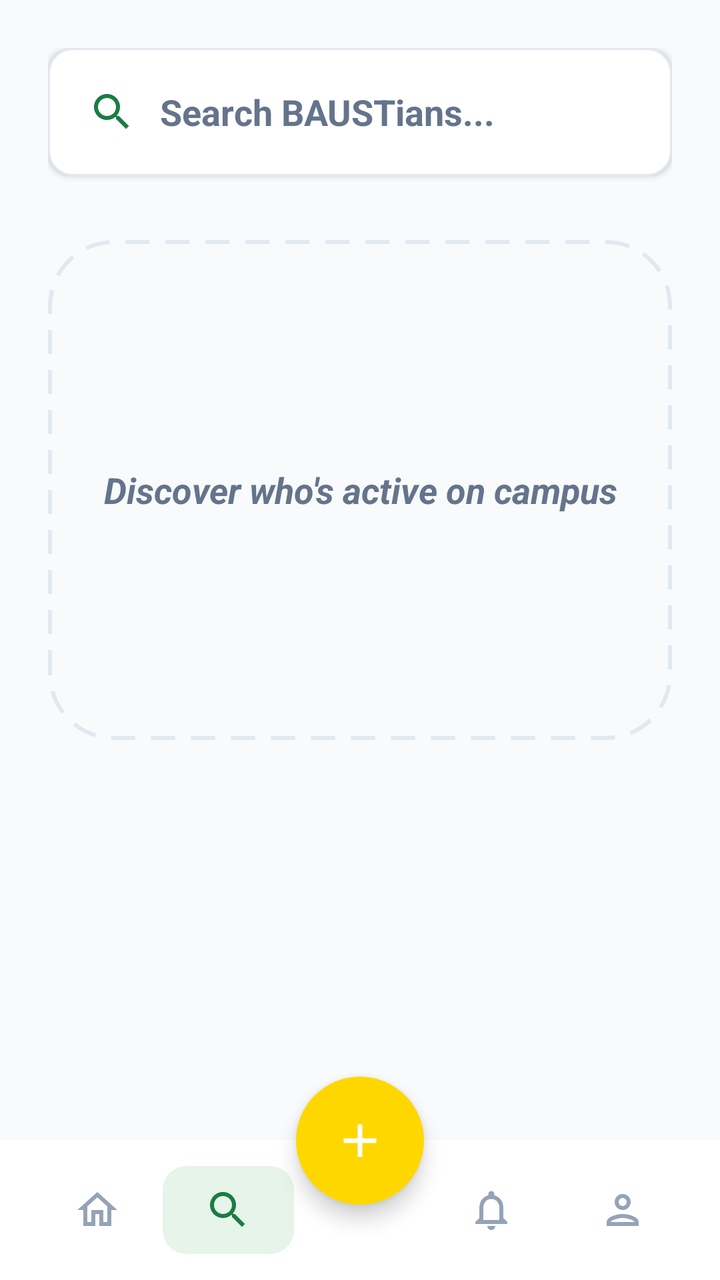
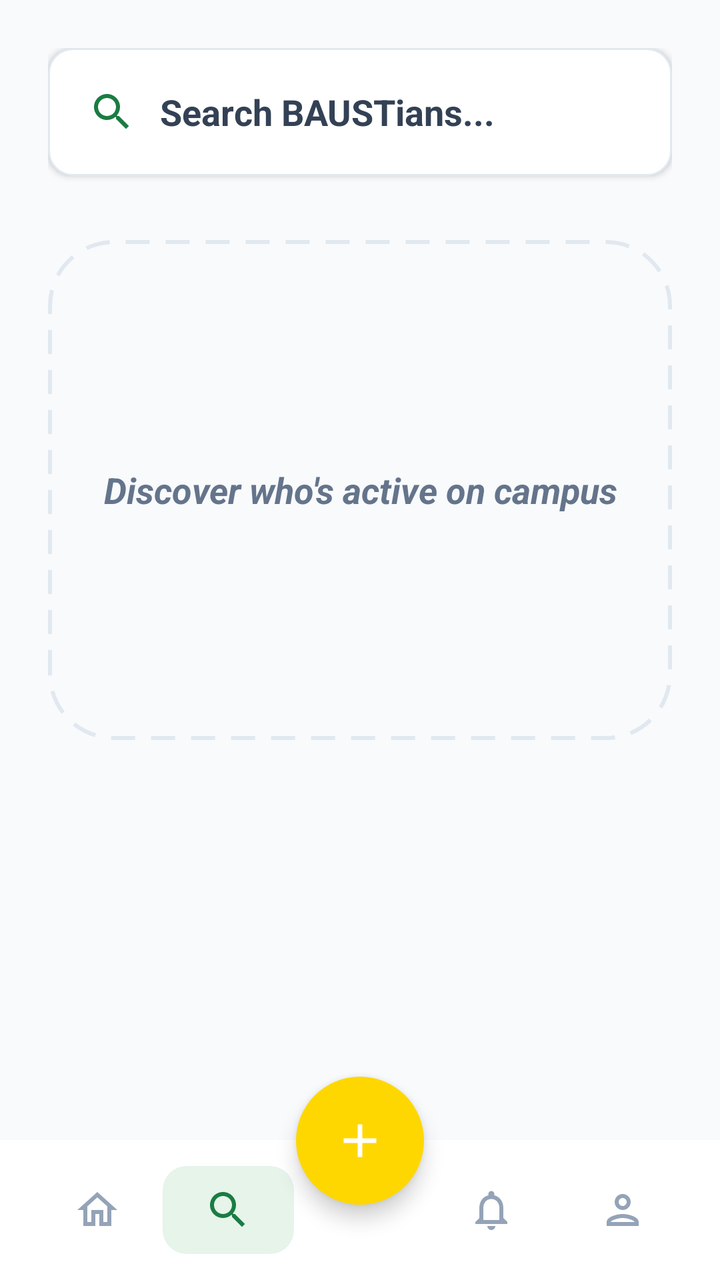

Two renders of the same Android screen: before a commit and after it. Below are the layout's source before the change and the commit's diff.
<!-- AndroidManifest.xml: application theme Theme.BAUSThub -->
<!-- res/layout/activity_search.xml -->
<?xml version="1.0" encoding="utf-8"?>
<androidx.constraintlayout.widget.ConstraintLayout xmlns:android="http://schemas.android.com/apk/res/android"
    xmlns:app="http://schemas.android.com/apk/res-auto"
    android:layout_width="match_parent"
    android:layout_height="match_parent"
    android:background="@color/bg_light"
    android:clipChildren="false"
    android:clipToPadding="false">

    <LinearLayout
        android:id="@+id/searchContainer"
        android:layout_width="match_parent"
        android:layout_height="wrap_content"
        android:orientation="vertical"
        android:padding="24dp"
        app:layout_constraintTop_toTopOf="parent">

        
        <LinearLayout
            android:layout_width="match_parent"
            android:layout_height="64dp"
            android:background="@drawable/google_button_bg"
            android:elevation="2dp"
            android:gravity="center_vertical"
            android:orientation="horizontal"
            android:paddingHorizontal="20dp">

            <ImageView
                android:layout_width="24dp"
                android:layout_height="24dp"
                android:src="@drawable/ic_nav_search"
                app:tint="@color/baust_green" />

            <EditText
                android:id="@+id/etSearch"
                android:layout_width="match_parent"
                android:layout_height="match_parent"
                android:layout_marginStart="12dp"
                android:background="@android:color/transparent"
                android:hint="Search BAUSTians..."
                android:inputType="text"
                android:textColor="@color/text_dark"
                android:textColorHint="@color/text_grey"
                android:textSize="18sp"
                android:textStyle="bold" />
        </LinearLayout>

        
        <FrameLayout
            android:id="@+id/initialState"
            android:layout_width="match_parent"
            android:layout_height="250dp"
            android:layout_marginTop="32dp"
            android:background="@drawable/dashed_border_card"
            android:padding="20dp"
            android:visibility="visible">

            <TextView
                android:layout_width="wrap_content"
                android:layout_height="wrap_content"
                android:layout_gravity="center"
                android:gravity="center"
                android:text="Discover who's active on campus"
                android:textColor="@color/text_grey"
                android:textSize="18sp"
                android:textStyle="bold|italic" />
        </FrameLayout>

        
        <androidx.recyclerview.widget.RecyclerView
            android:id="@+id/rvSearchResults"
            android:layout_width="match_parent"
            android:layout_height="wrap_content"
            android:layout_marginTop="16dp"
            android:visibility="gone" />

    </LinearLayout>

    
    <androidx.constraintlayout.widget.ConstraintLayout
        android:id="@+id/bottomNavContainer"
        android:layout_width="match_parent"
        android:layout_height="90dp"
        android:clipChildren="false"
        android:clipToPadding="false"
        app:layout_constraintBottom_toBottomOf="parent">

        <LinearLayout
            android:id="@+id/bottomNav"
            android:layout_width="match_parent"
            android:layout_height="70dp"
            android:background="@color/white"
            android:gravity="center_vertical"
            android:orientation="horizontal"
            android:paddingHorizontal="16dp"
            app:layout_constraintBottom_toBottomOf="parent">

            <ImageButton
                android:id="@+id/btnNavHome"
                android:layout_width="0dp"
                android:layout_height="match_parent"
                android:layout_weight="1"
                android:background="?attr/selectableItemBackgroundBorderless"
                android:src="@drawable/ic_nav_home"
                app:tint="#94A3B8"
                android:contentDescription="Home" />

            <LinearLayout
                android:layout_width="0dp"
                android:layout_height="wrap_content"
                android:layout_weight="1"
                android:background="@drawable/bg_profile_nav_active"
                android:paddingVertical="10dp"
                android:gravity="center">

                <ImageButton
                    android:id="@+id/btnNavSearch"
                    android:layout_width="24dp"
                    android:layout_height="24dp"
                    android:background="@android:color/transparent"
                    android:src="@drawable/ic_nav_search"
                    app:tint="#1B7C43"
                    android:contentDescription="Search" />
            </LinearLayout>

            <View
                android:layout_width="0dp"
                android:layout_height="match_parent"
                android:layout_weight="1" />

            <ImageButton
                android:id="@+id/btnNavNotifications"
                android:layout_width="0dp"
                android:layout_height="match_parent"
                android:layout_weight="1"
                android:background="?attr/selectableItemBackgroundBorderless"
                android:src="@drawable/ic_nav_notifications"
                app:tint="#94A3B8"
                android:contentDescription="Notifications" />

            <ImageButton
                android:id="@+id/btnNavProfile"
                android:layout_width="0dp"
                android:layout_height="match_parent"
                android:layout_weight="1"
                android:background="?attr/selectableItemBackgroundBorderless"
                android:src="@drawable/ic_nav_profile"
                app:tint="#94A3B8"
                android:contentDescription="Profile" />

        </LinearLayout>

        <ImageButton
            android:id="@+id/btnAdd"
            android:layout_width="64dp"
            android:layout_height="64dp"
            android:background="@drawable/circle_solid_yellow"
            android:elevation="6dp"
            android:padding="18dp"
            android:scaleType="fitCenter"
            android:src="@drawable/ic_nav_add"
            app:layout_constraintBottom_toTopOf="@+id/bottomNav"
            app:layout_constraintEnd_toEndOf="parent"
            app:layout_constraintStart_toStartOf="parent"
            app:layout_constraintTop_toTopOf="@+id/bottomNav"
            app:tint="@color/white"
            android:contentDescription="Add" />

    </androidx.constraintlayout.widget.ConstraintLayout>

</androidx.constraintlayout.widget.ConstraintLayout>
<!-- resources referenced by this layout -->
<resources>
  <color name="baust_green">#1B7C43</color>
  <color name="bg_light">#F8FAFC</color>
  <color name="text_dark">#1E293B</color>
  <color name="text_grey">#64748B</color>
  <color name="white">#FFFFFFFF</color>
  <!-- drawable bg_profile_nav_active (drawable) -->
  <?xml version="1.0" encoding="utf-8"?>
  <shape xmlns:android="http://schemas.android.com/apk/res/android">
      <solid android:color="#E6F4EA"/>
      <corners android:radius="12dp"/>
  </shape>
  <!-- drawable circle_solid_yellow (drawable) -->
  <?xml version="1.0" encoding="utf-8"?>
  <shape xmlns:android="http://schemas.android.com/apk/res/android"
      android:shape="oval">
      <solid android:color="@color/baust_yellow" />
  </shape>
  <!-- drawable dashed_border_card (drawable) -->
  <?xml version="1.0" encoding="utf-8"?>
  <shape xmlns:android="http://schemas.android.com/apk/res/android">
      <solid android:color="@android:color/transparent" />
      <stroke
          android:width="2dp"
          android:color="@color/border_grey"
          android:dashGap="8dp"
          android:dashWidth="12dp" />
      <corners android:radius="32dp" />
  </shape>
  <!-- drawable google_button_bg (drawable) -->
  <?xml version="1.0" encoding="utf-8"?>
  <ripple xmlns:android="http://schemas.android.com/apk/res/android"
      android:color="#10000000">
      <item>
          <shape>
              <solid android:color="@color/white" />
              <corners android:radius="12dp" />
              <stroke android:width="1dp" android:color="@color/border_grey" />
          </shape>
      </item>
  </ripple>
  <!-- drawable ic_nav_add (drawable) -->
  <vector xmlns:android="http://schemas.android.com/apk/res/android"
      android:width="24dp"
      android:height="24dp"
      android:viewportWidth="24"
      android:viewportHeight="24">
      <path
          android:fillColor="@color/white"
          android:pathData="M19,13h-6v6h-2v-6H5v-2h6V5h2v6h6v2z" />
  </vector>
  <!-- drawable ic_nav_home (drawable) -->
  <vector xmlns:android="http://schemas.android.com/apk/res/android"
      android:width="24dp"
      android:height="24dp"
      android:viewportWidth="24"
      android:viewportHeight="24">
      <path
          android:fillColor="@color/text_grey"
          android:pathData="M12,5.69l5,4.5V18h-2v-6H9v6H7v-7.81L12,5.69M12,3L2,12h3v8h6v-6h2v6h6v-8h3L12,3z" />
  </vector>
  <!-- drawable ic_nav_notifications (drawable) -->
  <vector xmlns:android="http://schemas.android.com/apk/res/android"
      android:width="24dp"
      android:height="24dp"
      android:viewportWidth="24"
      android:viewportHeight="24">
      <path
          android:fillColor="@color/text_grey"
          android:pathData="M12,22c1.1,0 2,-0.9 2,-2h-4c0,1.1 0.9,2 2,2zM18,16v-5c0,-3.07 -1.63,-5.64 -4.5,-6.32V4c0,-0.83 -0.67,-1.5 -1.5,-1.5s-1.5,0.67 -1.5,1.5v0.68C7.64,5.36 6,7.92 6,11v5l-2,2v1h16v-1l-2,-2zM16,17H8v-6c0,-2.48 1.51,-4.5 4,-4.5s4,2.02 4,4.5v6z" />
  </vector>
  <!-- drawable ic_nav_profile (drawable) -->
  <vector xmlns:android="http://schemas.android.com/apk/res/android"
      android:width="24dp"
      android:height="24dp"
      android:viewportWidth="24"
      android:viewportHeight="24">
      <path
          android:fillColor="@color/text_grey"
          android:pathData="M12,6c1.1,0 2,0.9 2,2s-0.9,2 -2,2 -2,-0.9 -2,-2 0.9,-2 2,-2m0,10c2.7,0 5.8,1.29 6,2H6c0.23,-0.72 3.31,-2 6,-2m0,-12C9.79,4 8,5.79 8,8s1.79,4 4,4 4,-1.79 4,-4 -1.79,-4 -4,-4zm0,10c-2.67,0 -8,1.33 -8,4v2h16v-2c0,-2.67 -5.33,-4 -8,-4z" />
  </vector>
  <style name="Theme.BAUSThub" parent="Base.Theme.BAUSThub" />
  <color name="baust_yellow">#FFD700</color>
  <color name="border_grey">#E2E8F0</color>
  <style name="Base.Theme.BAUSThub" parent="Theme.Material3.DayNight.NoActionBar">
          
          
      </style>
  <!-- unchanged entries left out for length: 1 -->
</resources>

<!-- the commit's change to res/layout/activity_search.xml (unified diff, before → after) -->
@@ -40,7 +40,7 @@
                 android:hint="Search BAUSTians..."
                 android:inputType="text"
                 android:textColor="@color/text_dark"
-                android:textColorHint="@color/text_grey"
+                android:textColorHint="@color/hint_dark"
                 android:textSize="18sp"
                 android:textStyle="bold" />
         </LinearLayout>
<!-- resource entries referenced after the edit -->
@@ -2,6 +2,7 @@
 <resources>
   <color name="baust_green">#1B7C43</color>
   <color name="bg_light">#F8FAFC</color>
+  <color name="hint_dark">#334155</color>
   <color name="text_dark">#1E293B</color>
   <color name="text_grey">#64748B</color>
   <color name="white">#FFFFFFFF</color>
